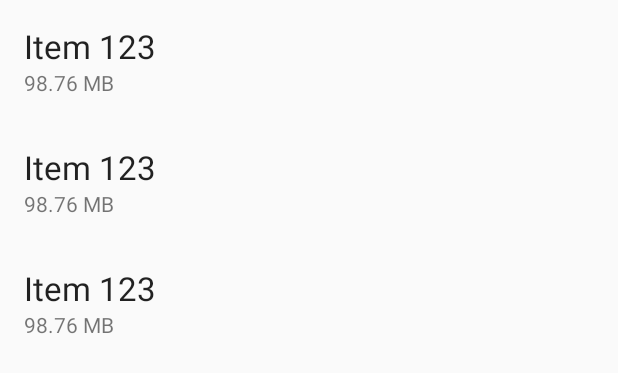
After one commit to pgrenaud/EtsmtlGti785Lab2, an Android app: the layout fragment_files_list.xml on its own in the app's theme, with its tools: preview values and no code run, on a phone screen of 412 x 824 dp. The commit adds this screen. Shown: the top 373 px of the screen. Run offline under Robolectric (Android 15) with nearby library versions, the light colour scheme and no system bars.

Commit message:
Finished files fragment design.

```diff
--- a/peer/src/main/java/ca/etsmtl/gti785/peer/activity/MainActivity.java
+++ b/peer/src/main/java/ca/etsmtl/gti785/peer/activity/MainActivity.java
@@ -13,6 +13,7 @@ import android.support.v7.widget.Toolbar;
 import android.view.Menu;
 import android.view.MenuItem;
 
+import ca.etsmtl.gti785.peer.fragment.FilesFragment;
 import ca.etsmtl.gti785.peer.fragment.PeersFragment;
 import ca.etsmtl.gti785.peer.fragment.ServerFragment;
 import ca.etsmtl.gti785.peer.R;
@@ -24,6 +25,7 @@ public class MainActivity extends AppCompatActivity implements NavigationView.On
 
     private PeersFragment peersFragment;
     private ServerFragment serverFragment;
+    private FilesFragment filesFragment;
 
     private int nextPeerId = Menu.FIRST;
 
@@ -60,6 +62,7 @@ public class MainActivity extends AppCompatActivity implements NavigationView.On
         // Initializing fixed fragments
         peersFragment = PeersFragment.newInstance();
         serverFragment = ServerFragment.newInstance();
+        filesFragment = FilesFragment.newInstance();
 
         // Perform initial setup by triggering a navigation change
         onNavigationItemSelected(navigationView.getMenu().findItem(R.id.nav_peers));
@@ -123,6 +126,8 @@ public class MainActivity extends AppCompatActivity implements NavigationView.On
         } else if (id == R.id.nav_files) {
             setTitle(R.string.activity_files_title);
             fab.hide();
+
+            getSupportFragmentManager().beginTransaction().replace(R.id.fragment_container, filesFragment).commit();
         } else {
             setTitle(item.getTitle());
             fab.hide();
--- /dev/null
+++ b/peer/src/main/res/layout/fragment_files.xml
@@ -0,0 +1,40 @@
+<?xml version="1.0" encoding="utf-8"?>
+<RelativeLayout xmlns:android="http://schemas.android.com/apk/res/android"
+    android:layout_width="match_parent"
+    android:layout_height="wrap_content"
+    android:paddingBottom="@dimen/activity_vertical_margin"
+    android:paddingLeft="@dimen/activity_horizontal_margin"
+    android:paddingRight="@dimen/activity_horizontal_margin"
+    android:paddingTop="@dimen/activity_vertical_margin">
+
+    <RelativeLayout
+        android:id="@+id/files_title_layout"
+        android:layout_width="match_parent"
+        android:layout_height="wrap_content"
+        android:layout_toStartOf="@+id/files_download_image">
+
+        <TextView
+            android:id="@+id/files_name_text"
+            android:layout_width="match_parent"
+            android:layout_height="wrap_content"
+            android:textAppearance="?android:attr/textAppearanceLarge"
+            android:text="Item 123"/>
+
+        <TextView
+            android:id="@+id/files_size_text"
+            android:layout_width="wrap_content"
+            android:layout_height="wrap_content"
+            android:layout_below="@+id/files_name_text"
+            android:text="98.76 MB" />
+    </RelativeLayout>
+
+    <ImageView
+        android:id="@+id/files_download_image"
+        android:layout_width="wrap_content"
+        android:layout_height="wrap_content"
+        android:layout_alignParentEnd="true"
+        android:layout_centerVertical="true"
+        android:src="@drawable/ic_file_download_deep_orange_500_36dp"
+        android:visibility="gone" />
+
+</RelativeLayout>
--- /dev/null
+++ b/peer/src/main/res/layout/fragment_files_list.xml
@@ -0,0 +1,10 @@
+<?xml version="1.0" encoding="utf-8"?>
+<android.support.v7.widget.RecyclerView xmlns:android="http://schemas.android.com/apk/res/android"
+    xmlns:app="http://schemas.android.com/apk/res-auto"
+    xmlns:tools="http://schemas.android.com/tools"
+    android:id="@+id/files_recycler_view"
+    android:layout_width="match_parent"
+    android:layout_height="match_parent"
+    app:layoutManager="LinearLayoutManager"
+    tools:context="ca.etsmtl.gti785.peer.fragment.FilesFragment"
+    tools:listitem="@layout/fragment_files" />
```
Also changed, not shown: peer/src/main/java/ca/etsmtl/gti785/peer/adapter/FilesRecyclerViewAdapter.java (added, +74 -0 lines), peer/src/main/java/ca/etsmtl/gti785/peer/fragment/FilesFragment.java (added, +98 -0 lines), peer/src/main/res/drawable-hdpi/ic_file_download_deep_orange_500_36dp.png (added), peer/src/main/res/drawable-mdpi/ic_file_download_deep_orange_500_36dp.png (added), peer/src/main/res/drawable-xhdpi/ic_file_download_deep_orange_500_36dp.png (added), peer/src/main/res/drawable-xxhdpi/ic_file_download_deep_orange_500_36dp.png (added), peer/src/main/res/drawable-xxxhdpi/ic_file_download_deep_orange_500_36dp.png (added).
